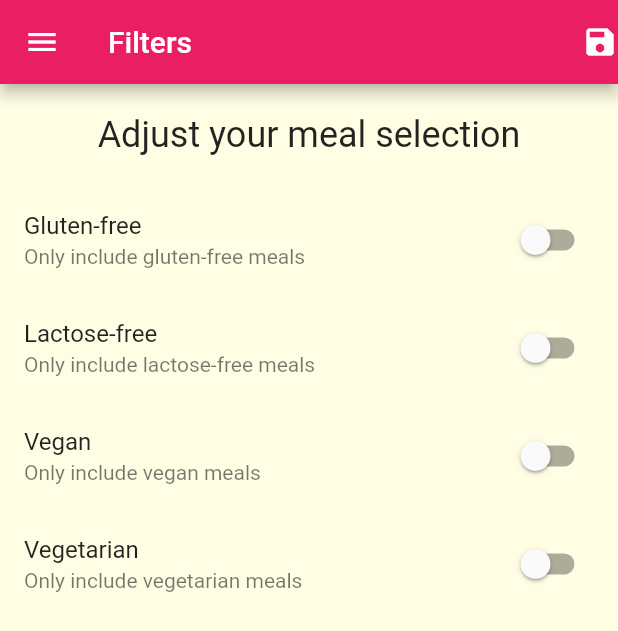
After one commit to ralsuwaidi/flutter_page_exploration, a Flutter app: the FiltersScreen screen opened directly, on a phone screen of 412 x 824 dp. The commit adds this screen. Shown: the top 631 px of the screen. Run offline on Flutter 3.47's test engine with Material 2 defaults, Android fonts, the phone set to English and light mode, and no system bars; network calls fail; Roboto replaces fonts that are missing (Railway).

Commit message:
filter not working

```diff
--- a/lib/main.dart
+++ b/lib/main.dart
@@ -1,10 +1,32 @@
 import 'package:flutter/material.dart';
+import './dummy_data.dart';
+import './models/meal.dart';
 import './screens/tabs_screen.dart';
 import './screens/categories_screen.dart';
 
 void main() => runApp(MyApp());
 
-class MyApp extends StatelessWidget {
+class MyApp extends StatefulWidget {
+  @override
+  State<MyApp> createState() => _MyAppState();
+}
+
+class _MyAppState extends State<MyApp> {
+  Map<String, bool> _filters = {
+    'gluten': false,
+    'lactose': false,
+    'vegan': false,
+    'vegetarian': false
+  };
+
+  List<Meal> _availableMeals = DUMMY_MEALS;
+
+  void _setFilters(Map<String, bool> filterData) {
+    setState(() {
+      _filters = filterData;
+    });
+  }
+
   @override
   Widget build(BuildContext context) {
     return MaterialApp(
@@ -22,7 +44,10 @@ class MyApp extends StatelessWidget {
               ),
             ),
       ),
-      home: TabsScreen(),
+      home: TabsScreen(
+          availableMeals: _availableMeals,
+          currentFilters: _filters,
+          setFilter: _setFilters),
     );
   }
 }
--- a/lib/screens/categories_screen.dart
+++ b/lib/screens/categories_screen.dart
@@ -1,8 +1,13 @@
 import 'package:flutter/material.dart';
+import '../models/meal.dart';
 import '../dummy_data.dart';
 import '../widgets/category_item.dart';
 
 class CategoriesScreen extends StatelessWidget {
+  final List<Meal> availableMeals;
+
+  CategoriesScreen(this.availableMeals);
+
   @override
   Widget build(BuildContext context) {
     return Scaffold(
--- /dev/null
+++ b/lib/screens/filters_screen.dart
@@ -0,0 +1,97 @@
+import 'package:flutter/material.dart';
+import 'package:flutter_complete_guide/widgets/main_drawer.dart';
+
+class FiltersScreen extends StatefulWidget {
+  final Function setFilter;
+  FiltersScreen({this.setFilter = null});
+
+  @override
+  State<FiltersScreen> createState() => _FiltersScreenState();
+}
+
+class _FiltersScreenState extends State<FiltersScreen> {
+  var _glutenFree = false;
+  var _vegetarian = false;
+  var _vegan = false;
+  var _lactoseFree = false;
+
+  Widget _buildSwitchFilter(
+      {bool filter,
+      String title,
+      String description,
+      Function updateFunction}) {
+    return SwitchListTile(
+        title: Text(title),
+        value: filter,
+        subtitle: Text(description),
+        onChanged: updateFunction);
+  }
+
+  @override
+  Widget build(BuildContext context) {
+    return Scaffold(
+      appBar: AppBar(
+        title: Text('Filters'),
+        actions: [
+          Icon(Icons.save),
+        ],
+      ),
+      drawer: MainDrawer(),
+      body: Column(
+        children: [
+          Container(
+            padding: EdgeInsets.all(20),
+            child: Text('Adjust your meal selection',
+                style: Theme.of(context).textTheme.headline5),
+          ),
+          Expanded(
+            child: ListView(
+              children: [
+                _buildSwitchFilter(
+                  filter: _glutenFree,
+                  title: 'Gluten-free',
+                  description: 'Only include gluten-free meals',
+                  updateFunction: (newValue) {
+                    setState(() {
+                      _glutenFree = newValue;
+                    });
+                  },
+                ),
+                _buildSwitchFilter(
+                  filter: _lactoseFree,
+                  title: 'Lactose-free',
+                  description: 'Only include lactose-free meals',
+                  updateFunction: (newValue) {
+                    setState(() {
+                      _lactoseFree = newValue;
+                    });
+                  },
+                ),
+                _buildSwitchFilter(
+                  filter: _vegan,
+                  title: 'Vegan',
+                  description: 'Only include vegan meals',
+                  updateFunction: (newValue) {
+                    setState(() {
+                      _vegan = newValue;
+                    });
+                  },
+                ),
+                _buildSwitchFilter(
+                  filter: _vegetarian,
+                  title: 'Vegetarian',
+                  description: 'Only include vegetarian meals',
+                  updateFunction: (newValue) {
+                    setState(() {
+                      _vegetarian = newValue;
+                    });
+                  },
+                ),
+              ],
+            ),
+          ),
+        ],
+      ),
+    );
+  }
+}
--- a/lib/screens/meal_detail_screen.dart
+++ b/lib/screens/meal_detail_screen.dart
@@ -80,6 +80,12 @@ class MealDetailScreen extends StatelessWidget {
           ],
         ),
       ),
+      floatingActionButton: FloatingActionButton(
+        child: Icon(Icons.delete),
+        onPressed: () {
+          Navigator.of(context).pop(mealId);
+        },
+      ),
     );
   }
 }
--- a/lib/widgets/meal_item.dart
+++ b/lib/widgets/meal_item.dart
@@ -48,7 +48,7 @@ class MealItem extends StatelessWidget {
           return MealDetailScreen(id);
         },
       ),
-    );
+    ).then((value) => print(value));
   }
 
   MealItem(
```
Also changed, not shown: lib/screens/tabs_screen.dart (+14 -6 lines), lib/widgets/main_drawer.dart (+29 -1 lines).
